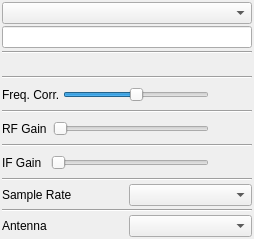
Qt form plugins/samplesource/gnuradio/gnuradiogui.ui (osmocom/sdrangelove) before a commit.
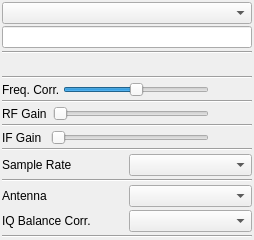
The same form after that commit. Custom widgets are drawn as their Qt base class.

Commit message: gnuradioinput: add control for IQ balance correction

```diff
--- a/plugins/samplesource/gnuradio/gnuradiogui.ui
+++ b/plugins/samplesource/gnuradio/gnuradiogui.ui
@@ -8,6 +8,7 @@
     <y>0</y>
     <width>254</width>
     <height>239</height>
+    <height>287</height>
    </rect>
   </property>
   <property name="sizePolicy">
@@ -354,6 +355,32 @@
      </item>
     </layout>
    </item>
+
+   <item>
+    <layout class="QHBoxLayout" name="horizontalLayout_8">
+     <property name="spacing">
+      <number>3</number>
+     </property>
+     <item>
+      <widget class="QLabel" name="label_4">
+       <property name="text">
+        <string>IQ Balance Corr.</string>
+       </property>
+      </widget>
+     </item>
+     <item>
+      <widget class="QComboBox" name="cboIQBalance"/>
+     </item>
+    </layout>
+   </item>
+   <item>
+    <widget class="Line" name="line_8">
+     <property name="orientation">
+      <enum>Qt::Horizontal</enum>
+     </property>
+    </widget>
+   </item>
+
   </layout>
  </widget>
  <customwidgets>
```
The commit also changes 6 other files.
